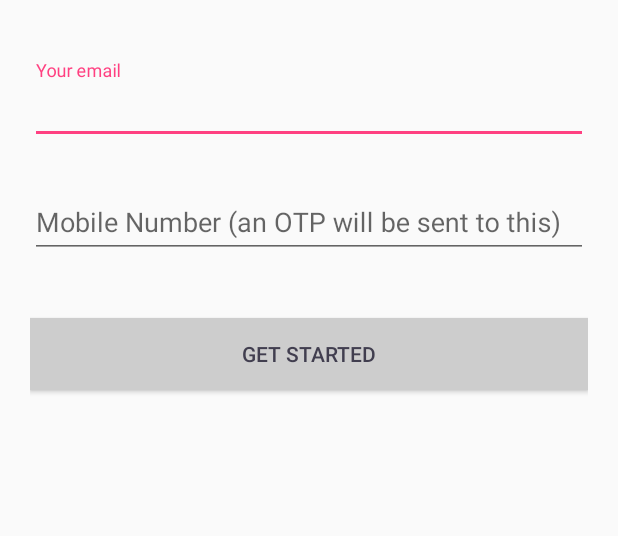
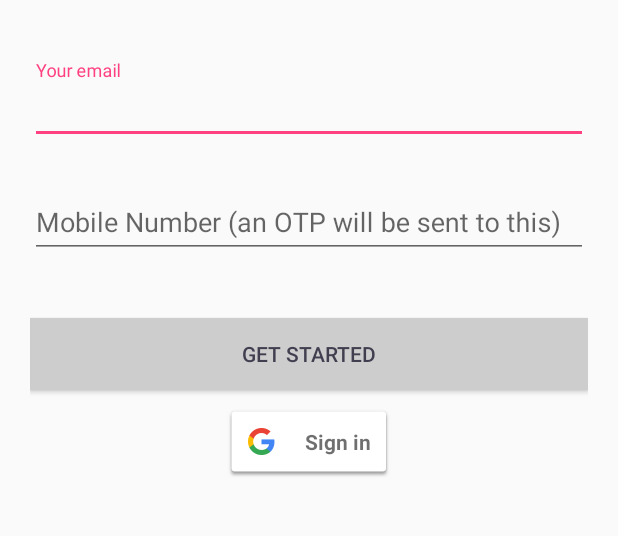
Before and after one commit to RohanBh/cogni18-app, an Android app: the screen it shows after launch (LoginActivity), on a phone screen of 412 x 824 dp, the part 306-842 px from its top. Run offline under Robolectric (Android 15) with nearby library versions, the phone set to English and light mode, and no system bars.

Commit message:
Add Google Sign In button

```diff
--- a/app/src/main/res/layout/activity_login_layout.xml
+++ b/app/src/main/res/layout/activity_login_layout.xml
@@ -58,4 +58,12 @@
         android:text="@string/get_started"
         android:textColor="@color/colorBackground"
         />
+
+    <com.google.android.gms.common.SignInButton
+        android:id="@+id/sign_in_button"
+        android:layout_width="wrap_content"
+        android:layout_margin="10dp"
+        android:layout_gravity="center"
+        android:layout_height="wrap_content" />
+
 </android.support.v7.widget.LinearLayoutCompat>
```
